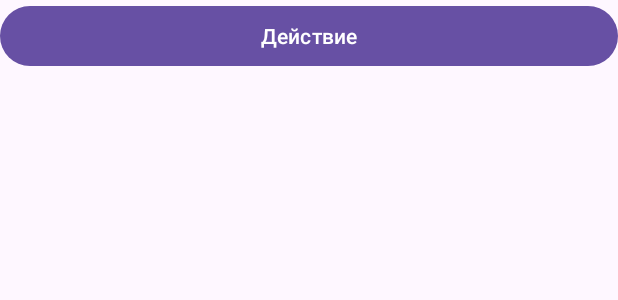
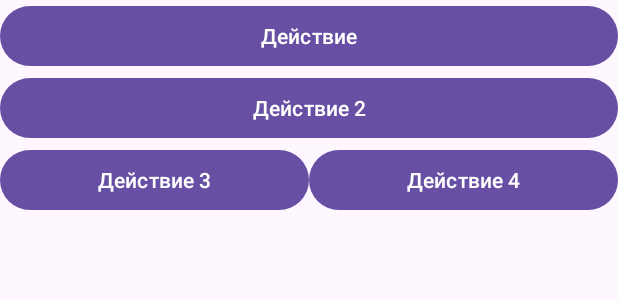
Before and after one commit to aakumykov/selected_text_web_search, an Android app: the layout activity_main.xml on its own in the app's theme, with its tools: preview values and no code run, on a phone screen of 412 x 824 dp. Shown: the top 300 px of the screen. Run offline under Robolectric (Android 15) with nearby library versions, the phone set to English and light mode, and no system bars.

Commit message:
Добавил в MainActivity ещё три кнопки действий (всего 4).

```diff
--- a/app/src/main/res/layout/activity_main.xml
+++ b/app/src/main/res/layout/activity_main.xml
@@ -15,4 +15,37 @@
         android:layout_alignParentEnd="true"
         android:text="Действие" />
 
+    <Button
+        android:id="@+id/button2"
+        android:layout_width="match_parent"
+        android:layout_height="wrap_content"
+        android:layout_below="@id/button"
+        android:layout_alignParentStart="true"
+        android:layout_alignParentEnd="true"
+        android:text="Действие 2" />
+
+    <LinearLayout
+        android:layout_width="match_parent"
+        android:layout_height="wrap_content"
+        android:orientation="horizontal"
+        android:layout_below="@id/button2"
+        android:layout_alignParentStart="true"
+        android:layout_alignParentEnd="true">
+
+        <Button
+            android:id="@+id/button3"
+            android:layout_width="match_parent"
+            android:layout_height="wrap_content"
+            android:layout_weight="1"
+            android:text="Действие 3" />
+
+        <Button
+            android:id="@+id/button4"
+            android:layout_width="match_parent"
+            android:layout_height="wrap_content"
+            android:layout_weight="1"
+            android:text="Действие 4" />
+
+    </LinearLayout>
+
 </RelativeLayout>
```
Also changed, not shown: app/src/main/java/com/github/aakumykov/kotlin_playground/MainActivity.kt (+17 -2 lines).
